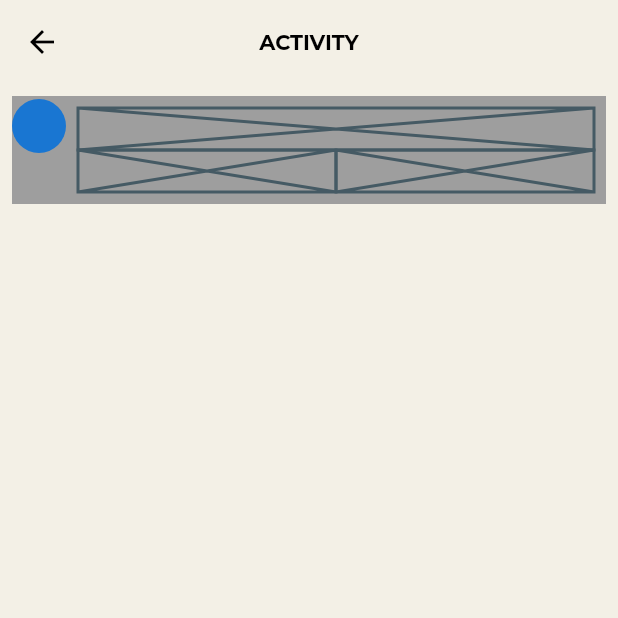
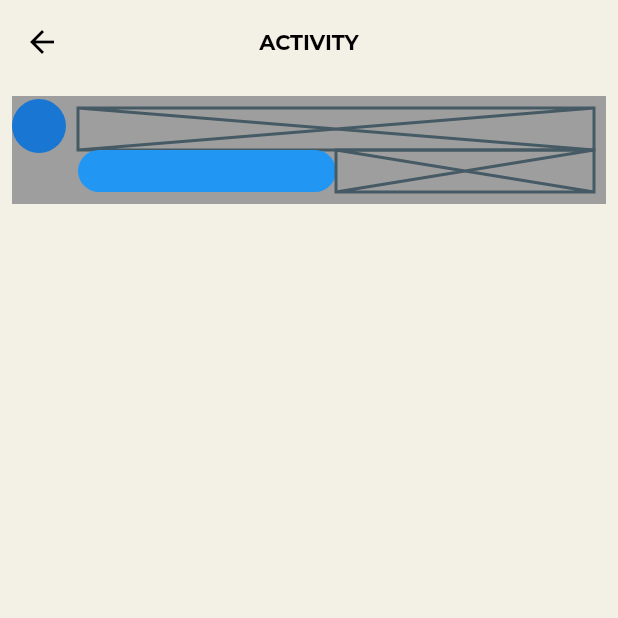
Before and after one commit to JAICHANGPARK/flutter_notebook_11th_story, a Flutter app: the NotificationPage screen opened directly, on a phone screen of 412 x 824 dp, the top half of it. Run offline on Flutter 3.47's test engine with Material 2 defaults, Android fonts, the phone set to English and light mode, and no system bars; our stand-ins replace backdrop, badges, flutter_inner_drawer, flutter_slidable, google_fonts.

Commit message:
Update notification_page.dart

```diff
--- a/lib/ep701_clubhouse/ui/notification_page.dart
+++ b/lib/ep701_clubhouse/ui/notification_page.dart
@@ -50,7 +50,12 @@ class _NotificationPageState extends State<NotificationPage> {
                                   Expanded(
                                     child: Row(
                                       children: [
-                                        Expanded(child: Placeholder()),
+                                        Expanded(child: Container(
+                                          decoration: ShapeDecoration(
+                                            shape: StadiumBorder(),
+                                            color: Colors.blue,
+                                          ),
+                                        )),
                                         Expanded(child: Placeholder()),
                                       ],
                                     ),
```
